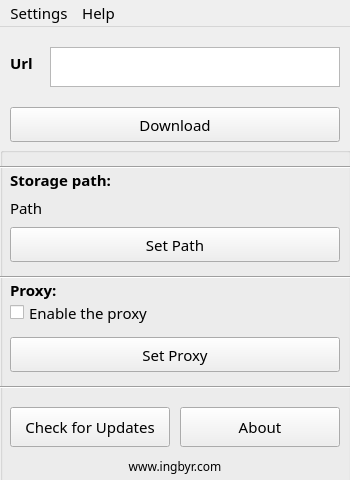
The window that app/ui/main_window.ui (ingbyr/vdm) describes before a commit, drawn with Qt 5.
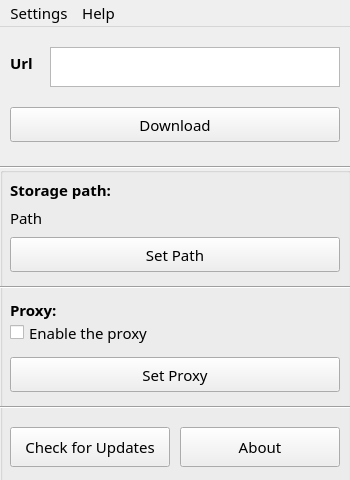
The same window after the commit. Icons and pictures are not drawn.

```diff
--- a/app/ui/main_window.ui
+++ b/app/ui/main_window.ui
@@ -67,9 +67,9 @@
     <property name="geometry">
      <rect>
       <x>0</x>
-      <y>120</y>
+      <y>140</y>
       <width>351</width>
-      <height>351</height>
+      <height>331</height>
      </rect>
     </property>
     <property name="title">
@@ -98,7 +98,7 @@
      <property name="geometry">
       <rect>
        <x>10</x>
-       <y>50</y>
+       <y>40</y>
        <width>331</width>
        <height>21</height>
       </rect>
@@ -117,7 +117,7 @@
      <property name="geometry">
       <rect>
        <x>10</x>
-       <y>80</y>
+       <y>70</y>
        <width>330</width>
        <height>35</height>
       </rect>
@@ -193,7 +193,7 @@
      <property name="geometry">
       <rect>
        <x>10</x>
-       <y>20</y>
+       <y>10</y>
        <width>321</width>
        <height>25</height>
       </rect>
@@ -248,7 +248,7 @@
      <property name="geometry">
       <rect>
        <x>-10</x>
-       <y>120</y>
+       <y>110</y>
        <width>361</width>
        <height>20</height>
       </rect>
```
Left out of the diff: 4 changed lines with no effect on the pictures.
